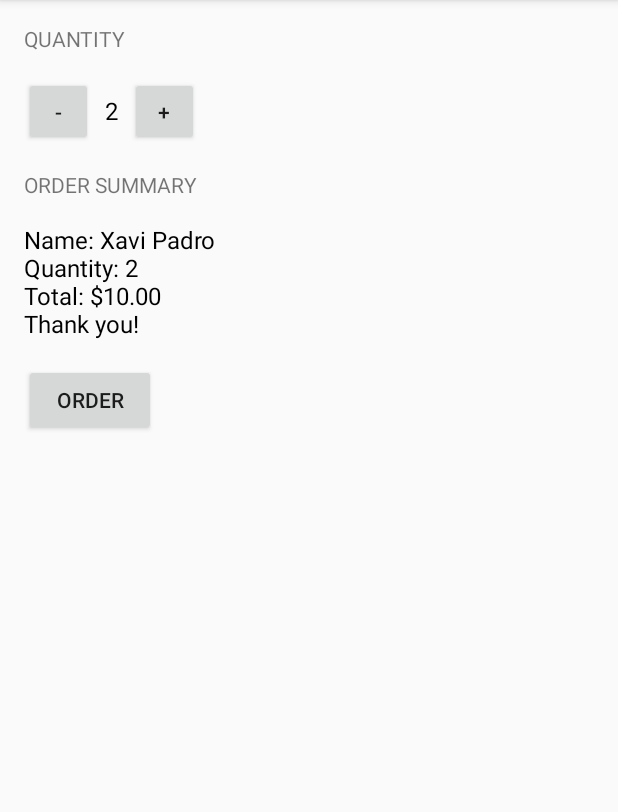
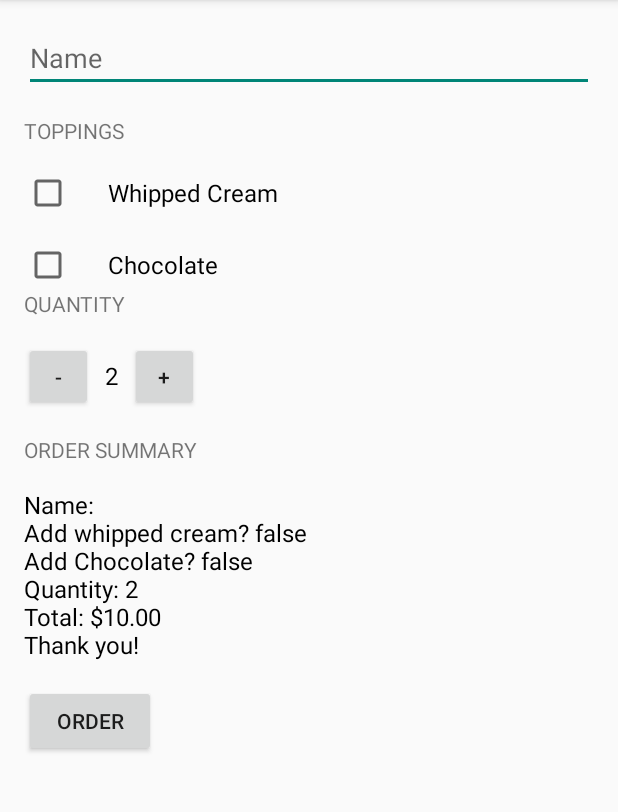
Before and after one commit to xpadro/android-beginner, an Android app: the screen it shows after launch (MainActivity), after a tap on "ORDER", on a phone screen of 412 x 824 dp, the part 84-896 px from its top. Run offline under Robolectric (Android 15) with nearby library versions, the phone set to English and light mode, and no system bars.

Commit message:
Added scroll and checkbox selection

```diff
--- a/JustJava/app/src/main/java/net/android/xpadro/justjava/MainActivity.java
+++ b/JustJava/app/src/main/java/net/android/xpadro/justjava/MainActivity.java
@@ -3,6 +3,8 @@ package net.android.xpadro.justjava;
 import android.os.Bundle;
 import android.support.v7.app.AppCompatActivity;
 import android.view.View;
+import android.widget.CheckBox;
+import android.widget.EditText;
 import android.widget.TextView;
 
 import java.text.NumberFormat;
@@ -52,8 +54,23 @@ public class MainActivity extends AppCompatActivity {
     }
 
     private String createOrderSummary() {
+        CheckBox whippedCreamCheckBox = (CheckBox) findViewById(R.id.cream_checkbox);
+        boolean hasWhippedCream = whippedCreamCheckBox.isChecked();
+
+        CheckBox chocolateCheckBox = (CheckBox) findViewById(R.id.chocolate_checkbox);
+        boolean hasChocolate = chocolateCheckBox.isChecked();
+
+        EditText nameInput = (EditText) findViewById(R.id.input_name_view);
+        String name = nameInput.getText().toString();
+
         String price = calculatePrice();
-        return "Name: Xavi Padro\nQuantity: " + quantity + "\nTotal: " + price + "\nThank you!";
+
+        return "Name: " + name + "\n" +
+                "Add whipped cream? " + hasWhippedCream + "\n" +
+                "Add Chocolate? " + hasChocolate + "\n" +
+                "Quantity: " + quantity + "\n" +
+                "Total: " + price + "\n" +
+                "Thank you!";
     }
 
     /**
--- a/JustJava/app/src/main/res/layout/activity_main.xml
+++ b/JustJava/app/src/main/res/layout/activity_main.xml
@@ -1,3 +1,9 @@
+<ScrollView xmlns:android="http://schemas.android.com/apk/res/android"
+    xmlns:tools="http://schemas.android.com/tools"
+    android:layout_height="match_parent"
+    android:layout_width="match_parent"
+    tools:context=".MainActivity">
+
     <LinearLayout xmlns:android="http://schemas.android.com/apk/res/android"
         xmlns:tools="http://schemas.android.com/tools"
         android:layout_width="match_parent"
@@ -8,6 +14,39 @@
         android:paddingRight="@dimen/activity_horizontal_margin"
         android:paddingTop="@dimen/activity_vertical_margin"
         tools:context=".MainActivity">
+
+        <EditText
+            android:id="@+id/input_name_view"
+            android:layout_width="match_parent"
+            android:layout_height="wrap_content"
+            android:hint="Name"
+            android:inputType="textCapWords"
+            android:layout_marginBottom="16dp"/>
+
+        <TextView
+            android:layout_width="wrap_content"
+            android:layout_height="wrap_content"
+            android:textAllCaps="true"
+            android:layout_marginBottom="16dp"
+            android:text="Toppings" />
+
+        <CheckBox
+            android:id="@+id/cream_checkbox"
+            android:layout_width="wrap_content"
+            android:layout_height="wrap_content"
+            android:text="Whipped Cream"
+            android:textAppearance="?android:textAppearanceMedium"
+            android:paddingLeft="24dp"
+            android:textSize="16sp"
+            android:layout_marginBottom="16dp"/>
+
+        <CheckBox
+            android:id="@+id/chocolate_checkbox"
+            android:layout_width="wrap_content"
+            android:layout_height="wrap_content"
+            android:paddingLeft="24dp"
+            android:text="Chocolate"
+            android:textSize="16sp" />
 
         <TextView
             android:layout_width="wrap_content"
@@ -68,4 +107,6 @@
             android:layout_marginTop="16dp"
             android:text="Order"
             android:onClick="submitOrder"/>
+
     </LinearLayout>
+</ScrollView>
```
Lines whose indentation alone changed are shown as unchanged.
